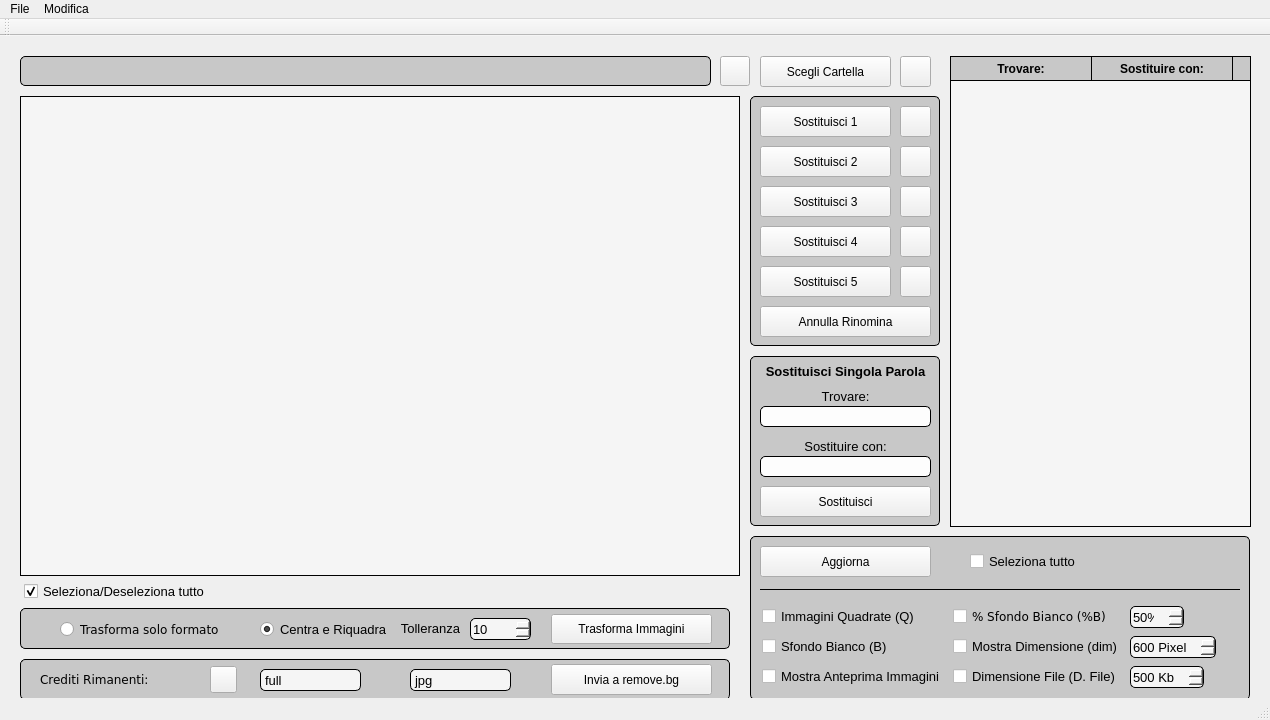
The window that WindowWidgets/MainWindow/mainwindow.ui (RobertoRomolini/FotoMaster) describes before a commit, drawn with Qt 5.
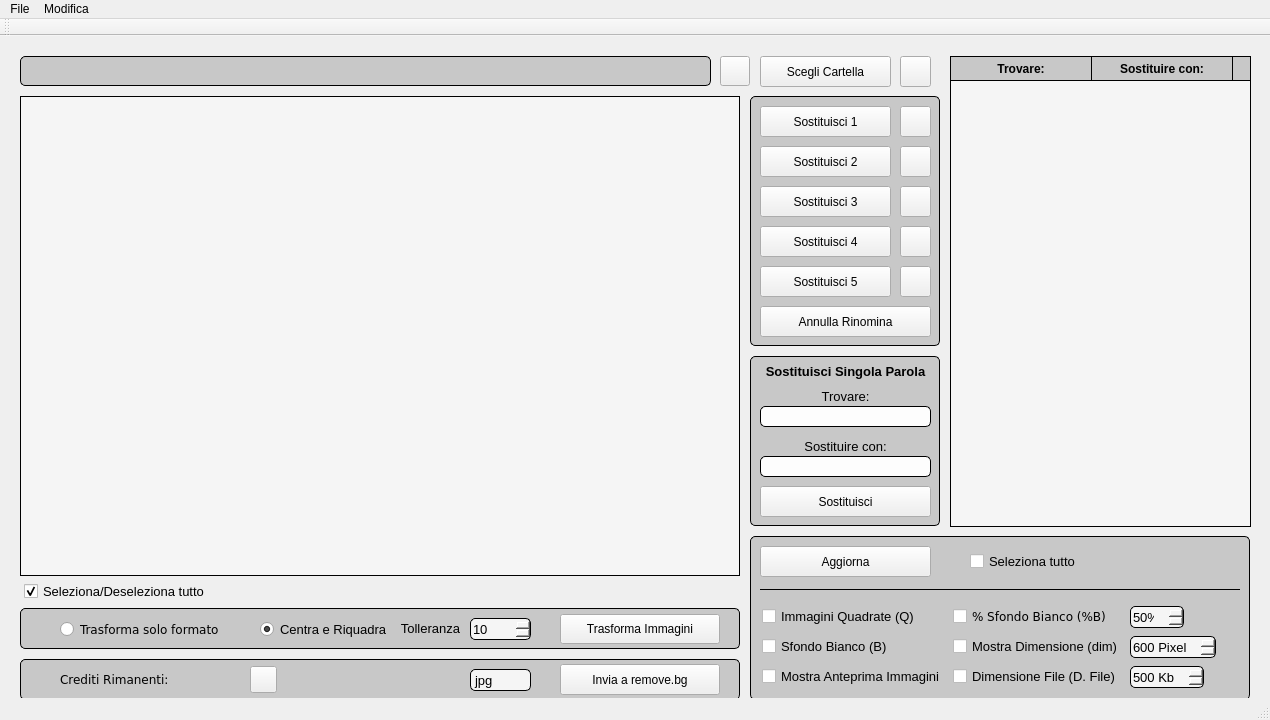
The same window after the commit. Icons and pictures are not drawn. Custom widgets are drawn as their Qt base class.

```diff
--- a/WindowWidgets/MainWindow/mainwindow.ui
+++ b/WindowWidgets/MainWindow/mainwindow.ui
@@ -533,9 +533,9 @@
    <widget class="QPushButtonBlue" name="trasformaImmagini">
     <property name="geometry">
      <rect>
-      <x>551</x>
+      <x>560</x>
       <y>578</y>
-      <width>161</width>
+      <width>160</width>
       <height>30</height>
      </rect>
     </property>
@@ -1153,7 +1153,7 @@
      <rect>
       <x>20</x>
       <y>572</y>
-      <width>710</width>
+      <width>720</width>
       <height>41</height>
      </rect>
     </property>
@@ -1169,9 +1169,9 @@
    <widget class="QPushButtonGreen" name="removeBg">
     <property name="geometry">
      <rect>
-      <x>551</x>
+      <x>560</x>
       <y>628</y>
-      <width>161</width>
+      <width>160</width>
       <height>31</height>
      </rect>
     </property>
@@ -1184,7 +1184,7 @@
      <rect>
       <x>20</x>
       <y>623</y>
-      <width>710</width>
+      <width>720</width>
       <height>41</height>
      </rect>
     </property>
@@ -1200,9 +1200,9 @@
    <widget class="QComboBox" name="fileOutputRemoveBG">
     <property name="geometry">
      <rect>
-      <x>410</x>
+      <x>470</x>
       <y>633</y>
-      <width>101</width>
+      <width>61</width>
       <height>22</height>
      </rect>
     </property>
@@ -1253,63 +1253,10 @@
      </property>
     </item>
    </widget>
-   <widget class="QComboBox" name="fileOutputDimensionRemoveBG">
-    <property name="geometry">
-     <rect>
-      <x>260</x>
-      <y>633</y>
-      <width>101</width>
-      <height>22</height>
-     </rect>
-    </property>
-    <property name="font">
-     <font>
-      <family>Helvetica</family>
-      <pointsize>10</pointsize>
-      <weight>50</weight>
-      <italic>false</italic>
-      <bold>false</bold>
-     </font>
-    </property>
-    <property name="styleSheet">
-     <string notr="true">QComboBox
-{
-	background-color: rgb(245, 245, 245);
-	border: 1px solid black;
-	border-radius: 5px;
-	font: 10pt 'Helvetica';
-}
-
-QComboBox::drop-down 
-{
-    border: 0px; /* This seems to replace the whole arrow of the combo box */
-}
-
-QComboBox::down-arrow
-{
-    border-image: url(:/Files/Files/down.png);
-	background-color: rgb(245, 245, 245);
-width: 15px;
-margin-right: 7px;
-}
-
-</string>
-    </property>
-    <item>
-     <property name="text">
-      <string>full</string>
-     </property>
-    </item>
-    <item>
-     <property name="text">
-      <string>preview</string>
-     </property>
-    </item>
-   </widget>
    <widget class="QLabel" name="label_5">
     <property name="geometry">
      <rect>
-      <x>40</x>
+      <x>60</x>
       <y>633</y>
       <width>111</width>
       <height>21</height>
@@ -1328,9 +1275,9 @@
    <widget class="QLabel" name="creditiRimanenti">
     <property name="geometry">
      <rect>
-      <x>156</x>
+      <x>176</x>
       <y>633</y>
-      <width>51</width>
+      <width>61</width>
       <height>21</height>
      </rect>
     </property>
@@ -1345,11 +1292,14 @@
     <property name="text">
      <string/>
     </property>
+    <property name="alignment">
+     <set>Qt::AlignRight|Qt::AlignTrailing|Qt::AlignVCenter</set>
+    </property>
    </widget>
    <widget class="QPushButtonBlue" name="refreshCrediti">
     <property name="geometry">
      <rect>
-      <x>210</x>
+      <x>250</x>
       <y>630</y>
       <width>27</width>
       <height>27</height>
```
Left out of the diff: 1 changed line with no effect on the pictures.
